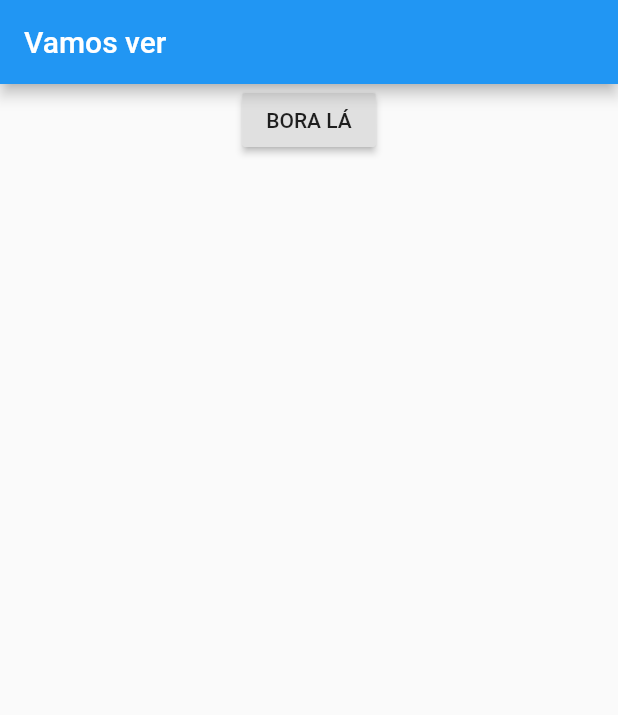
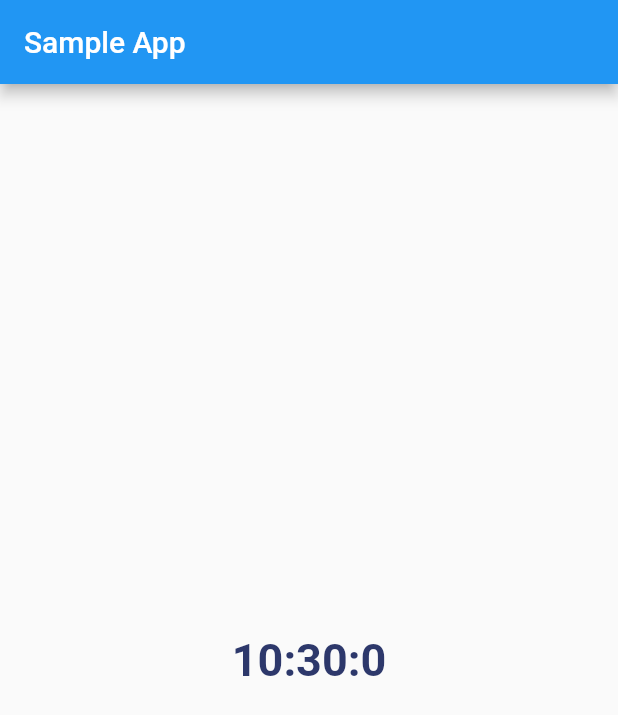
Before and after one commit to Aledsilva/agendamento_flutter, a Flutter app: the screen it shows after launch, on a phone screen of 412 x 824 dp. Shown: the top 715 px of the screen. Run offline on Flutter 3.47's test engine with Material 2 defaults, Android fonts, the phone set to English and light mode, and no system bars; our stand-ins replace camera, image_picker, timer_builder; missing offline and left inert: easy_mask, mercado_pago_integration, scrolling_day_calendar, slide_digital_clock.

Commit message:
Brincando com o tempo.

```diff
--- /dev/null
+++ b/lib/TimeBuilder.dart
@@ -0,0 +1,71 @@
+import 'package:flutter/material.dart';
+import 'package:timer_builder/timer_builder.dart';
+import 'package:intl/intl.dart';
+
+
+class SampleApp extends StatefulWidget {
+  @override
+  State<StatefulWidget> createState() {
+    return SampleAppState();
+  }
+}
+
+class SampleAppState extends State<SampleApp> {
+  DateTime alert;
+  String getSystemTime() {
+    var now = new DateTime.now();
+    return new DateFormat("H:mm:s").format(now);
+  }
+
+  @override
+  void initState() {
+    super.initState();
+    alert = DateTime.now().add(Duration(seconds: 10));
+  }
+
+  @override
+  Widget build(BuildContext context) {
+    return MaterialApp(
+      home: Scaffold(
+        appBar: AppBar(
+          title: Text('Sample App'),
+        ),
+        body: TimerBuilder.scheduled([alert], builder: (context) {
+          // This function will be called once the alert time is reached
+          var now = DateTime.now();
+          var reached = now.compareTo(alert) >= 0;
+          final textStyle = Theme.of(context).textTheme.title;
+          return Center(
+            child: Column(
+              mainAxisAlignment: MainAxisAlignment.center,
+              crossAxisAlignment: CrossAxisAlignment.center,
+              children: <Widget>[
+                TimerBuilder.periodic(Duration(seconds: 1), builder: (context) {
+                  print("${getSystemTime()}");
+                  return Text(
+                    "${getSystemTime()}",
+                    style: TextStyle(
+                        color: Color(0xff2d386b),
+                        fontSize: 30,
+                        fontWeight: FontWeight.w700),
+                  );
+                })
+              ],
+            ),
+          );
+        }),
+      ),
+      theme: ThemeData(backgroundColor: Colors.white),
+    );
+  }
+}
+
+String formatDuration(Duration d) {
+  String f(int n) {
+    return n.toString().padLeft(2, '0');
+  }
+
+  // We want to round up the remaining time to the nearest second
+  d += Duration(microseconds: 999999);
+  return "${f(d.inMinutes)}:${f(d.inSeconds % 60)}";
+}
--- a/lib/main.dart
+++ b/lib/main.dart
@@ -1,3 +1,5 @@
+import 'package:agendamento_flutter/TimeBuilder.dart';
+import 'package:agendamento_flutter/clock_teste.dart';
 import 'package:agendamento_flutter/home_screen.dart';
 import 'package:agendamento_flutter/maskTeste.dart';
 import 'package:agendamento_flutter/mercado_pago.dart';
@@ -13,7 +15,7 @@ void main(){
   Intl.defaultLocale = 'pt_BR';
   initializeDateFormatting();
   runApp(MaterialApp(
-    home: TesteHome()
+    home: SampleApp()
   ));
 
 }
--- a/pubspec.yaml
+++ b/pubspec.yaml
@@ -39,6 +39,10 @@ dependencies:
   image_picker: ^0.8.0+1
 
   camera: ^0.8.1+2
+
+  slide_digital_clock: ^1.0.0
+
+  timer_builder: ^2.0.0
 
 
 dev_dependencies:
```
Also changed, not shown: lib/clock_teste.dart (added, +105 -0 lines), pubspec.lock.
